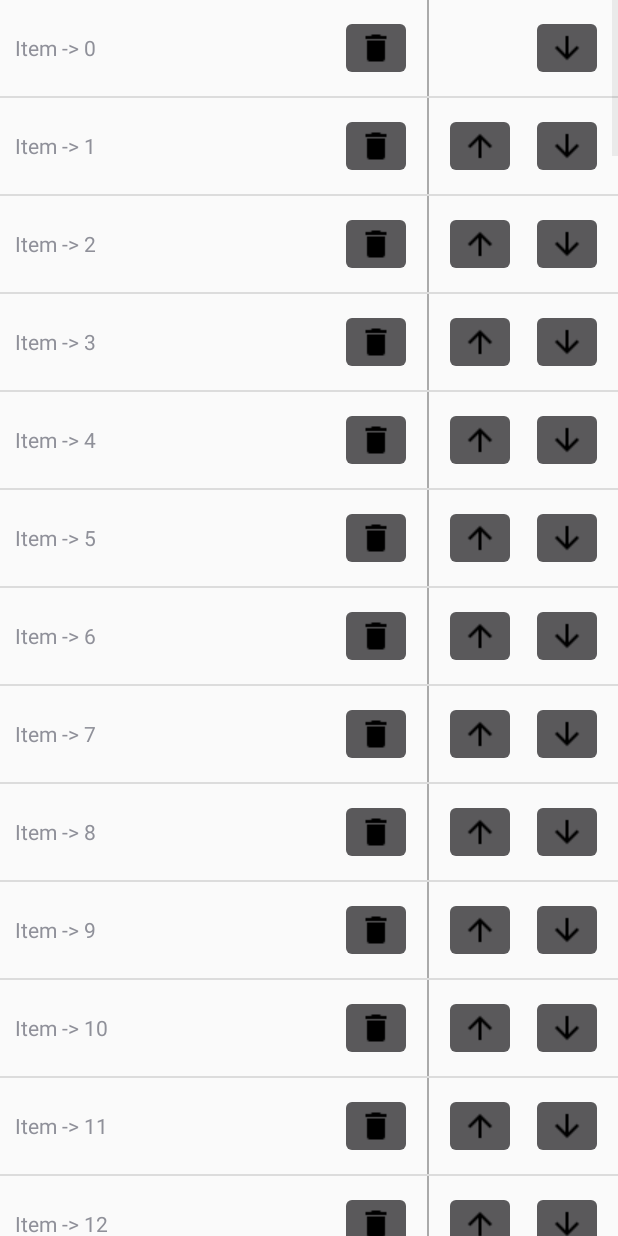
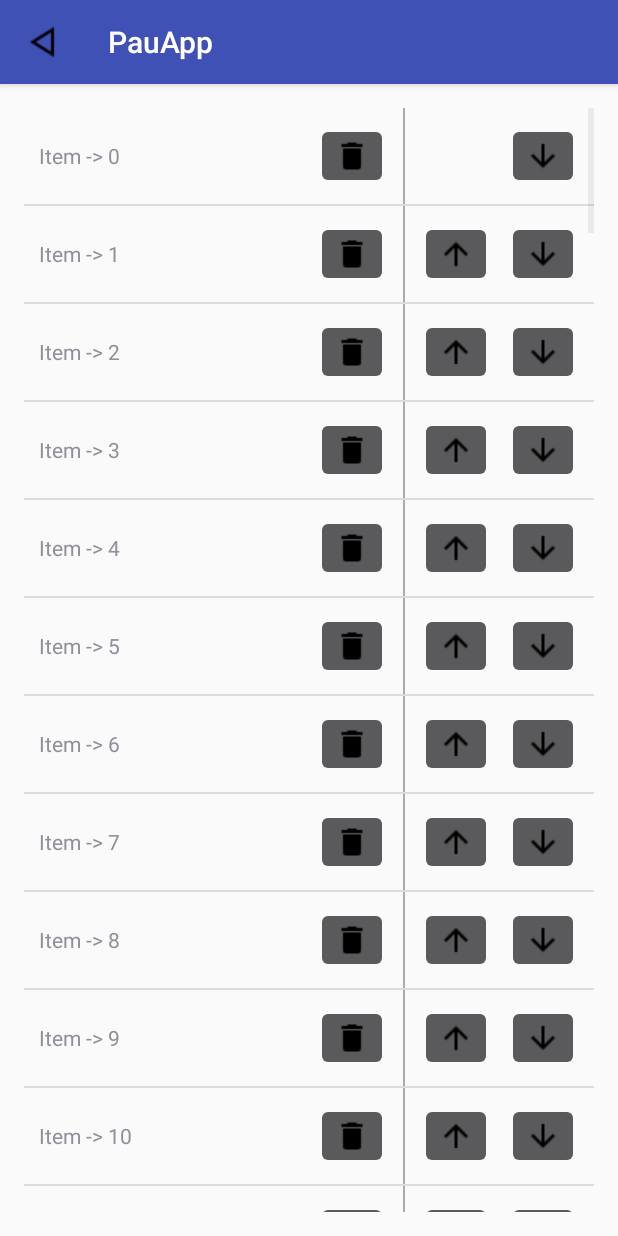
Before and after one commit to high-technology-software/PauApp, an Android app: the ManageMenuCategoryActivity screen opened directly, with no data from a screen before it, on a phone screen of 412 x 824 dp. Run offline under Robolectric (Android 15) with nearby library versions, the phone set to English and light mode, and no system bars.

Commit message:
Toolbar
back button toolbar, y cambios en la introducción de categorías

```diff
--- a/app/src/main/java/com/high_technology_software/android/pauapp/view/manage/ManageMenuCategoryActivity.java
+++ b/app/src/main/java/com/high_technology_software/android/pauapp/view/manage/ManageMenuCategoryActivity.java
@@ -1,20 +1,19 @@
 package com.high_technology_software.android.pauapp.view.manage;
 
-import android.app.Activity;
 import android.app.AlertDialog;
-import android.app.FragmentManager;
 import android.content.DialogInterface;
 import android.content.Intent;
 import android.os.Bundle;
-import android.support.v4.app.Fragment;
-import android.text.method.CharacterPickerDialog;
+import android.support.v4.widget.DrawerLayout;
+import android.support.v7.app.AppCompatActivity;
 import android.util.Log;
 import android.view.LayoutInflater;
+import android.view.Menu;
+import android.view.MenuItem;
 import android.view.View;
 import android.view.ViewGroup;
 import android.widget.AdapterView;
 import android.widget.ArrayAdapter;
-import android.widget.Button;
 import android.widget.EditText;
 import android.widget.ImageButton;
 import android.widget.ListView;
@@ -23,21 +22,26 @@ import android.widget.TextView;
 import com.high_technology_software.android.pauapp.R;
 import com.high_technology_software.android.pauapp.controller.CategoryDAO;
 import com.high_technology_software.android.pauapp.model.CategoryVO;
-import com.high_technology_software.android.pauapp.view.EditCategoryFragment;
 import com.high_technology_software.android.pauapp.view.item.CategoryItem;
 
 import java.util.List;
 
-public class ManageMenuCategoryActivity extends Activity {
+public class ManageMenuCategoryActivity extends AppCompatActivity {
 
     private List<CategoryVO> mList;
     private CategoryDAO mDao;
     private CategoryAdapter mAdapter;
 
+    //toolbar
+    private DrawerLayout drawerLayout;
+
     @Override
     protected void onCreate(Bundle savedInstanceState) {
         super.onCreate(savedInstanceState);
         setContentView(R.layout.manage_menu_category_activity);
+
+        //toolbar
+        drawerLayout = (DrawerLayout) findViewById(R.id.drawer_layout_manage_cat_atc);
 
         mDao = new CategoryDAO(getApplicationContext());
         mList = mDao.read();
@@ -87,14 +91,15 @@ public class ManageMenuCategoryActivity extends Activity {
                 final View dialogView = inflater.inflate(R.layout.category_menu_dialog, null);
                 dialogBuilder.setView(dialogView);
 
-                Button buttonAdd = (Button) dialogView.findViewById(R.id.dialog_menu_category_add);
-                buttonAdd.setOnClickListener(new View.OnClickListener() {
+                EditText editText = (EditText) dialogView.findViewById(R.id.dialog_menu_category_add);
+                /*
+                editText.setOnClickListener(new View.OnClickListener() {
                     @Override
                     public void onClick(View v) {
                         //TODO: implementar crear un nuevo dialogo para crear una nueva categoria
                     }
                 });
-
+                */
                 dialogBuilder.setTitle(R.string.dialog_category_menu_title);
                 dialogBuilder.setPositiveButton(R.string.category_menu_dialog_save, new DialogInterface.OnClickListener() {
                     public void onClick(DialogInterface dialog, int whichButton) {
@@ -182,4 +187,57 @@ public class ManageMenuCategoryActivity extends Activity {
             return convertView;
         }
     }
+
+
+    //toolbar
+
+    @Override
+    public boolean onCreateOptionsMenu(Menu menu) {
+
+        final android.support.v7.app.ActionBar supportAB = getSupportActionBar();
+        supportAB.setHomeAsUpIndicator(R.drawable.ic_change_history_black_24dp);
+        supportAB.setDisplayHomeAsUpEnabled(true);
+
+        //drawer layout (tabbar)
+        drawerLayout = (DrawerLayout) findViewById(R.id.drawer_layout_manage_cat_atc);
+
+        return true;
+    }
+//
+//    @Override
+//    public boolean onOptionsItemSelected(MenuItem item) {
+//        int id= item.getItemId();
+//
+//
+//        if (id == android.R.id.home){
+//            Log.d("BUSCAR", "HOLA");
+//            Intent intent = new Intent(getApplicationContext(), SingleFragmentActivity.class);
+//            this.startActivity(intent);
+//
+//        }
+//
+//
+//        /*
+//        switch (id) {
+//            case android.R.id.home:   ///drawer al pulsar icono si está abierto lo cierro, si está cerrado lo abro
+//                if(drawerLayout.isDrawerOpen(GravityCompat.START))
+//                    drawerLayout.closeDrawers();
+//                else
+//                    drawerLayout.openDrawer(GravityCompat.START);
+//
+//        }
+//        */
+//
+//        //return super.onOptionsItemSelected(item);
+//    }
+
+    @Override
+    public boolean onOptionsItemSelected(MenuItem item) {
+        int nume = item.getItemId();
+        Intent intent1 = new Intent(this, ManageMenuActivity.class);
+        this.startActivity(intent1);
+
+        return true;
+    }
+
 }
--- a/app/src/main/res/layout/category_menu_dialog.xml
+++ b/app/src/main/res/layout/category_menu_dialog.xml
@@ -5,11 +5,11 @@
               android:orientation="vertical"
               android:padding="10dp">
 
-    <Button
+    <EditText
         android:id="@+id/dialog_menu_category_add"
         android:layout_width="match_parent"
         android:layout_height="wrap_content"
-        android:text="@string/category_menu_dialog_add"
+
         />
 
 </LinearLayout>
--- a/app/src/main/res/layout/manage_menu_category_activity.xml
+++ b/app/src/main/res/layout/manage_menu_category_activity.xml
@@ -1,12 +1,62 @@
 <?xml version="1.0" encoding="utf-8"?>
-<LinearLayout xmlns:android="http://schemas.android.com/apk/res/android"
+<android.support.v4.widget.DrawerLayout xmlns:android="http://schemas.android.com/apk/res/android"
+android:id="@+id/drawer_layout_manage_cat_atc"
+android:layout_width="match_parent"
+android:layout_height="match_parent">
+
+
+<RelativeLayout xmlns:android="http://schemas.android.com/apk/res/android"
+    xmlns:tools="http://schemas.android.com/tools"
     android:layout_width="match_parent"
     android:layout_height="match_parent"
+    android:paddingBottom="@dimen/activity_vertical_margin"
+    android:paddingLeft="@dimen/activity_horizontal_margin"
+    android:paddingRight="@dimen/activity_horizontal_margin"
+    android:paddingTop="@dimen/activity_vertical_margin"
+    tools:context="com.example.christian.quiz.JuegoPrincipalMain">
+    <LinearLayout xmlns:android="http://schemas.android.com/apk/res/android"
+        android:layout_width="match_parent"
+        android:layout_height="match_parent"
+        android:orientation="vertical">
+
+        <ListView
+            android:id="@+id/manage_menu_category_activity_list"
+            android:layout_width="match_parent"
+            android:layout_height="wrap_content">
+
+        </ListView>
+
+    </LinearLayout>
+
+</RelativeLayout>
+<LinearLayout
+    android:layout_width="match_parent"
+    android:layout_height="match_parent"
+    android:layout_gravity="left|start"
+    android:background="#00ffffff"
     android:orientation="vertical">
 
-    <ListView
-        android:id="@+id/manage_menu_category_activity_list"
+    <TextView
         android:layout_width="match_parent"
-        android:layout_height="wrap_content"></ListView>
+        android:layout_height="wrap_content"
+        android:text="ADD"
+        android:id="@+id/tabBarAdd"
+        android:textSize="30dp"
+        android:background="#ffffff"
+        android:gravity="center"
+        android:paddingTop="10dp"
+        android:textColor="#000000" />
+
+    <TextView
+        android:layout_width="match_parent"
+        android:layout_height="wrap_content"
+        android:text="DELETE"
+        android:id="@+id/tabBarDelete"
+        android:textSize="30dp"
+        android:background="#ffffff"
+        android:gravity="center"
+        android:paddingTop="10dp"
+        android:textColor="#000000" />
 
 </LinearLayout>
+</android.support.v4.widget.DrawerLayout>
--- a/build.gradle
+++ b/build.gradle
@@ -5,7 +5,7 @@ buildscript {
         jcenter()
     }
     dependencies {
-        classpath 'com.android.tools.build:gradle:1.5.0'
+        classpath 'com.android.tools.build:gradle:2.0.0-beta6'
         classpath 'com.jfrog.bintray.gradle:gradle-bintray-plugin:1.1'
         classpath 'com.github.dcendents:android-maven-gradle-plugin:1.3'
         // NOTE: Do not place your application dependencies here; they belong
--- a/library/build.gradle
+++ b/library/build.gradle
@@ -2,7 +2,7 @@ apply plugin: 'com.android.library'
 
 android {
     compileSdkVersion 22
-    buildToolsVersion "22.0.1"
+    buildToolsVersion '23.0.2'
     resourcePrefix "swipemenulistview"
 
     defaultConfig {
```
Also changed, not shown: app/src/main/res/drawable/ic_change_history_black_24dp.png (added), gradle/wrapper/gradle-wrapper.properties, 21 other files.
